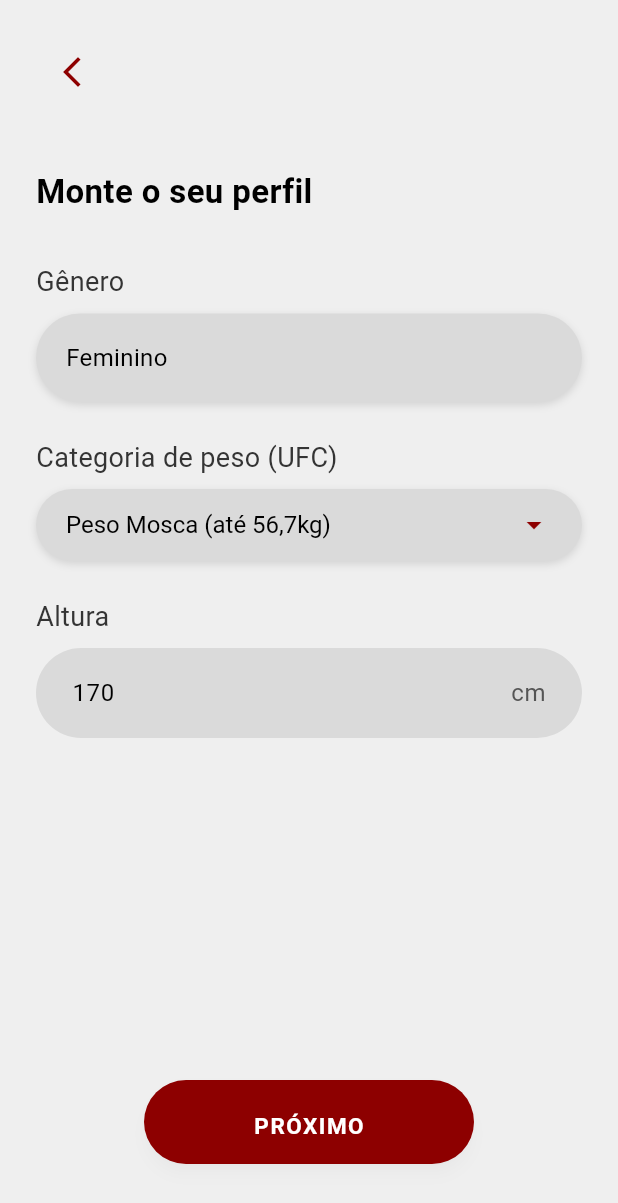
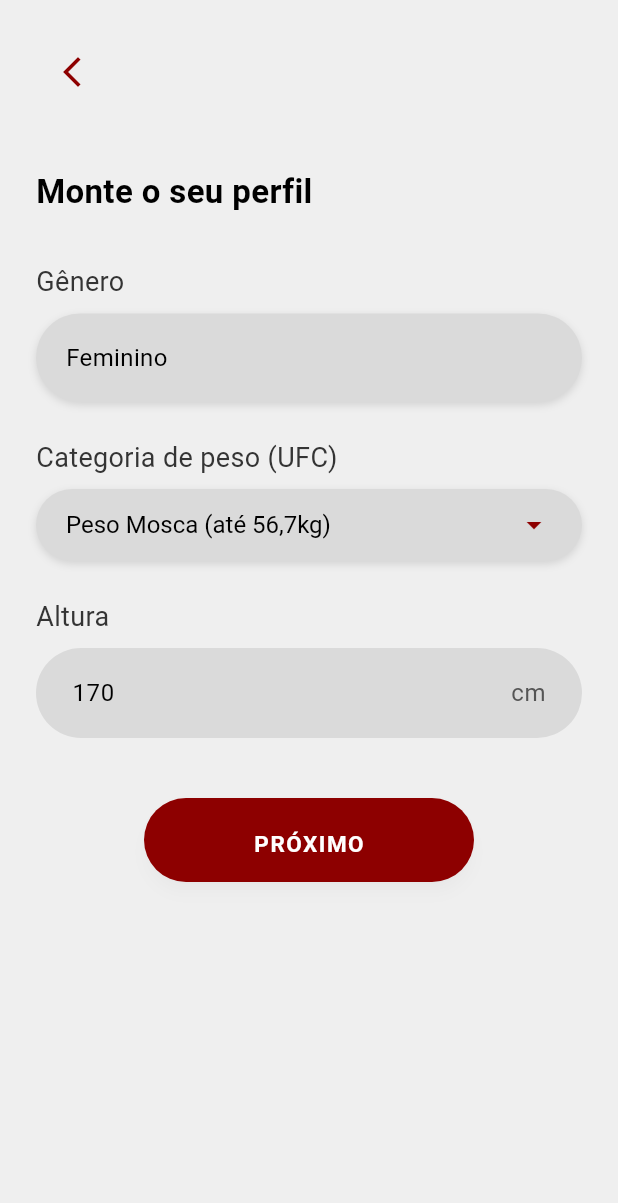
Before and after one commit to yolcastro/Fighter, a Flutter app: the TelaCaracteristicas screen opened by its route, on a phone screen of 412 x 824 dp. Shown: the top 1203 px of the screen. Run offline on Flutter 3.47's test engine with Material 3 defaults, Android fonts, the phone set to English and light mode, and no system bars; our stand-ins replace firebase_auth, firebase_core, image_picker; accounts and stored records are empty; network calls fail.

Commit message:
Update caracteristicas.dart
Overflow de pixels corrigido.

```diff
--- a/lib/screens/onboarding/caracteristicas.dart
+++ b/lib/screens/onboarding/caracteristicas.dart
@@ -46,7 +46,6 @@ class _TelaCaracteristicasState extends State<TelaCaracteristicas> {
       erroAltura == null && (ultimaAlturaValida != null && ultimaAlturaValida!.isNotEmpty);
 
   void avancar() {
-    // Obter UID do usuário logado
     final User? currentUser = FirebaseAuth.instance.currentUser;
     if (currentUser == null) {
       ScaffoldMessenger.of(context).showSnackBar(
@@ -55,7 +54,6 @@ class _TelaCaracteristicasState extends State<TelaCaracteristicas> {
       return;
     }
 
-    // Preparar dados para atualização
     final Map<String, dynamic> updateData = {
       'pesoCategoria': categoriaPesoSelecionada,
       'alturaEmCm': int.tryParse(ultimaAlturaValida ?? '0'),
@@ -64,7 +62,6 @@ class _TelaCaracteristicasState extends State<TelaCaracteristicas> {
 
     print('Enviando updateData: $updateData');
 
-    // Chamar a função de atualização sem await e sem loading
     UsuarioService.atualizarUsuario(currentUser.uid, updateData).then((success) {
       if (success) {
         print('Características atualizadas com sucesso para o UID: ${currentUser.uid}');
@@ -79,7 +76,6 @@ class _TelaCaracteristicasState extends State<TelaCaracteristicas> {
       }
     });
 
-    // Navegar imediatamente para a próxima tela
     Navigator.pushNamed(context, '/preferencias');
   }
 
@@ -88,6 +84,7 @@ class _TelaCaracteristicasState extends State<TelaCaracteristicas> {
     return Scaffold(
       backgroundColor: const Color(0xFFEFEFEF),
       body: SafeArea(
+        child: SingleChildScrollView( // ✅ PREVINE OVERFLOW
           child: Padding(
             padding: const EdgeInsets.all(24),
             child: Column(
@@ -110,10 +107,11 @@ class _TelaCaracteristicasState extends State<TelaCaracteristicas> {
                       style: const TextStyle(color: Colors.red, fontSize: 14),
                     ),
                   ),
-              const Spacer(),
+                const SizedBox(height: 40), // substitui Spacer por altura fixa
                 _buildBotaoProximo(),
                 const SizedBox(height: 24),
               ],
+            ),
           ),
         ),
       ),
```
Lines whose indentation alone changed are shown as unchanged.
